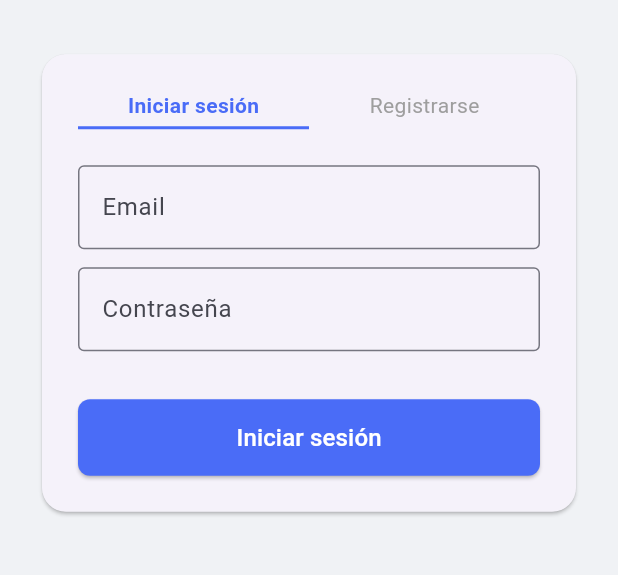
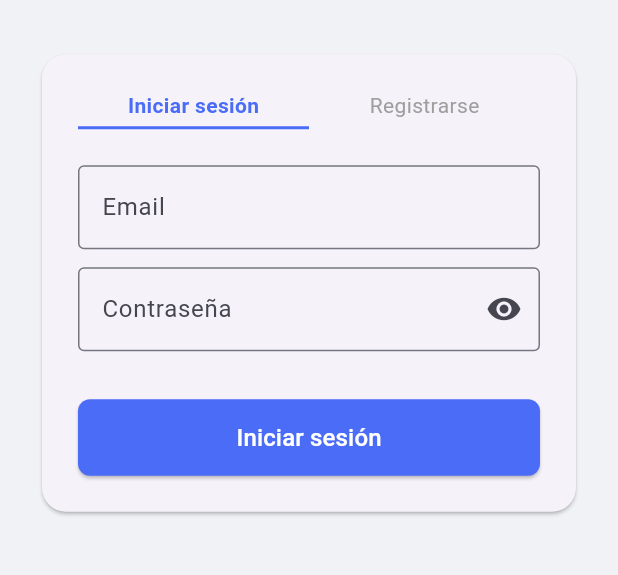
Before and after one commit to jgrabalosa/habitos_app_mobile, a Flutter app: the screen it shows after launch, on a phone screen of 412 x 824 dp, the part 467-1042 px from its top. Run offline on Flutter 3.47's test engine with Material 3 defaults, Android fonts, the light colour scheme and no system bars; our stand-ins replace shared_preferences.

Commit message:
Fase 8 - Ver/ocultar contrasena

```diff
--- a/lib/screens/login_screen.dart
+++ b/lib/screens/login_screen.dart
@@ -1,6 +1,7 @@
 import 'package:flutter/material.dart';
 import '../services/api_service.dart';
 import 'dashboard_screen.dart';
+
 
 class LoginScreen extends StatefulWidget {
   const LoginScreen({super.key});
@@ -14,6 +15,7 @@ class _LoginScreenState extends State<LoginScreen> {
   final _contrasenaController = TextEditingController();
   bool _isLogin = true;
   bool _loading = false;
+  bool _obscurePassword = true;
   String? _error;
 
   // ── Login ──────────────────────────────────────────────
@@ -161,10 +163,14 @@ class _LoginScreenState extends State<LoginScreen> {
                         // Contraseña
                         TextField(
                           controller: _contrasenaController,
-                          obscureText: true,
-                          decoration: const InputDecoration(
+                          obscureText: _obscurePassword,
+                          decoration: InputDecoration(
                             labelText: 'Contraseña',
-                            border: OutlineInputBorder(),
+                            border: const OutlineInputBorder(),
+                            suffixIcon: IconButton(
+                              icon: Icon(_obscurePassword ? Icons.visibility : Icons.visibility_off),
+                              onPressed: () => setState(() { _obscurePassword = !_obscurePassword; }),
+                            ),
                           ),
                         ),
                         const SizedBox(height: 16),
```
